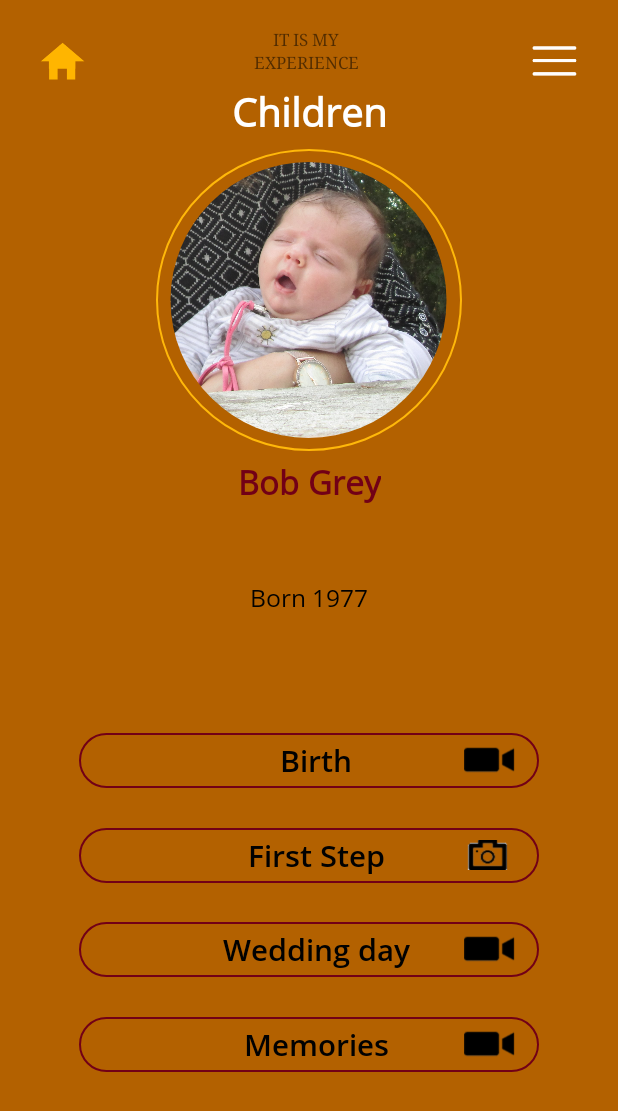
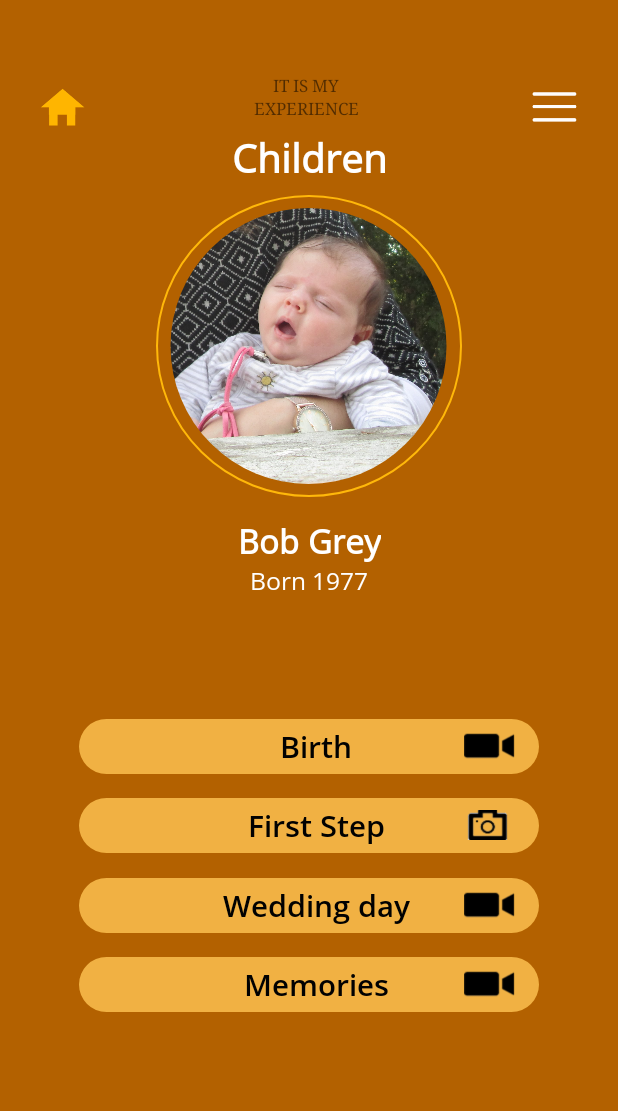
Before and after one commit to tehilaschechter/SampleScreen-1, an Android app: the Child screen opened directly, with no data from a screen before it, on a phone screen of 412 x 824 dp. Shown: the top 1111 px of the screen. Run offline under Robolectric (Android 15) with nearby library versions, the phone set to English and light mode, and no system bars; our stand-ins replace CircleImageView.

Commit message:
child button colors

```diff
--- a/app/src/main/res/layout/activity_child.xml
+++ b/app/src/main/res/layout/activity_child.xml
@@ -31,8 +31,9 @@
     <Button
         android:id="@+id/btnBirth"
         style="@style/style_filled_button"
+        android:backgroundTint="@color/color_filledButtonDark"
         android:layout_width="0dp"
-        android:background="@drawable/transparent_rect_rounded_button"
+        android:background="@drawable/rect_rounded_button"
         android:drawableEnd="@drawable/video_icon"
         android:paddingLeft="@dimen/dimen_centerMediaButtonText"
         android:paddingRight="@dimen/dimen_mediaButtonRight"
@@ -46,9 +47,10 @@
     <Button
         android:id="@+id/btnFirstStep"
         style="@style/style_filled_button"
+        android:backgroundTint="@color/color_filledButtonDark"
         android:layout_width="0dp"
         android:layout_marginTop="15dp"
-        android:background="@drawable/transparent_rect_rounded_button"
+        android:background="@drawable/rect_rounded_button"
         android:drawableEnd="@drawable/camera_icon"
         android:paddingLeft="@dimen/dimen_centerMediaButtonText"
         android:paddingRight="@dimen/dimen_mediaButtonRight"
@@ -62,9 +64,10 @@
     <Button
         android:id="@+id/btnWeddingDay"
         style="@style/style_filled_button"
+        android:backgroundTint="@color/color_filledButtonDark"
         android:layout_width="0dp"
         android:layout_marginTop="15dp"
-        android:background="@drawable/transparent_rect_rounded_button"
+        android:background="@drawable/rect_rounded_button"
         android:drawableEnd="@drawable/video_icon"
         android:paddingLeft="@dimen/dimen_centerMediaButtonText"
 
@@ -78,10 +81,11 @@
 
     <Button
         android:id="@+id/btnMemories"
+        android:background="@drawable/rect_rounded_button"
+        android:backgroundTint="@color/color_filledButtonDark"
         style="@style/style_filled_button"
         android:layout_width="0dp"
         android:layout_marginTop="15dp"
-        android:background="@drawable/transparent_rect_rounded_button"
         android:drawableEnd="@drawable/video_icon"
         android:paddingLeft="@dimen/dimen_centerMediaButtonText"
         android:paddingRight="@dimen/dimen_mediaButtonRight"
@@ -151,11 +155,10 @@
     <TextView
         android:id="@+id/txtChildBirthday"
         style="@style/style_heading2"
+        android:textColor="@color/colorWhite"
         android:layout_width="wrap_content"
         android:layout_height="wrap_content"
-        android:layout_marginBottom="28dp"
         android:text="Born 1977"
-        app:layout_constraintBottom_toTopOf="@+id/btnBirth"
         app:layout_constraintEnd_toEndOf="parent"
         app:layout_constraintStart_toStartOf="parent"
         app:layout_constraintTop_toBottomOf="@+id/txtChildName" />
@@ -163,13 +166,16 @@
     <TextView
         android:id="@+id/txtChildName"
         style="@style/style_categorySubHeading"
+        android:textColor="@color/colorWhite"
         android:layout_width="wrap_content"
         android:layout_height="wrap_content"
         android:layout_marginTop="5dp"
         android:text="Bob Grey"
+        app:layout_constraintBottom_toTopOf="@+id/glnButtonsTop"
         app:layout_constraintEnd_toEndOf="parent"
         app:layout_constraintStart_toStartOf="parent"
-        app:layout_constraintTop_toBottomOf="@+id/frameLayout" />
+        app:layout_constraintTop_toBottomOf="@+id/frameLayout"
+        app:layout_constraintVertical_bias="0.07999998" />
 
     <androidx.constraintlayout.widget.Guideline
         android:id="@+id/glnButtonsLeft"
@@ -197,21 +203,21 @@
         android:layout_width="wrap_content"
         android:layout_height="wrap_content"
         android:orientation="horizontal"
-        app:layout_constraintGuide_percent="0.88" />
+        app:layout_constraintGuide_percent="0.82" />
 
     <androidx.constraintlayout.widget.Guideline
         android:id="@+id/glnImageTop"
         android:layout_width="wrap_content"
         android:layout_height="wrap_content"
         android:orientation="horizontal"
-        app:layout_constraintGuide_percent="0.1133758" />
+        app:layout_constraintGuide_percent="0.15" />
 
     <androidx.constraintlayout.widget.Guideline
         android:id="@+id/glnImageBottom"
         android:layout_width="wrap_content"
         android:layout_height="wrap_content"
         android:orientation="horizontal"
-        app:layout_constraintGuide_percent="0.37197453" />
+        app:layout_constraintGuide_percent="0.41" />
 
 
 </androidx.constraintlayout.widget.ConstraintLayout>
--- a/app/src/main/res/values/colors.xml
+++ b/app/src/main/res/values/colors.xml
@@ -13,6 +13,8 @@
     <color name="color_backgroundViewSub">#B36100</color>
     <color name="color_backgroundViewCategory">#758D00</color>
 
+    <color name="color_filledButtonDark">#f1b143</color>
+
     <!--GRADIENT COLORS-->
     <color name="color_mediaGradientTop">#765206</color>
     <color name="color_mediaGradientSecond">#D7AA18</color>
```
